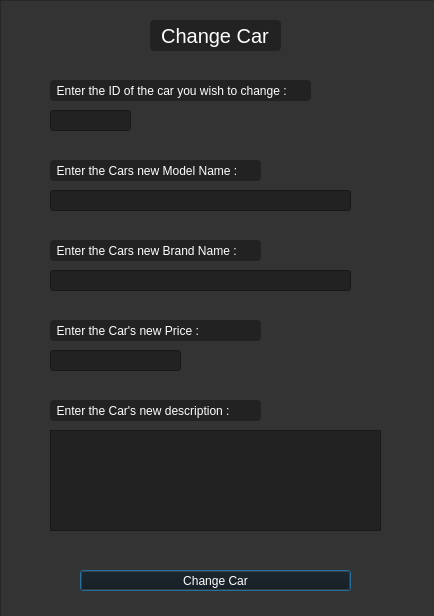
Qt form YES-Car-Rentals/editcarwindow.ui (Sickojo/Yes-Car-Rentals) before a commit.
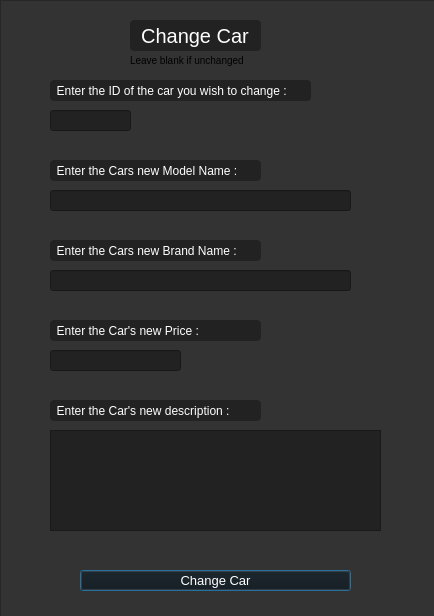
The same form after that commit. Icons and pictures are not drawn.

Patch:
```diff
--- a/YES-Car-Rentals/editcarwindow.ui
+++ b/YES-Car-Rentals/editcarwindow.ui
@@ -44,6 +44,8 @@
 {
 	color:white;
 	background-color:#111;
+	font-size:13px;
+
 }
 
 QPushButton#changeCarButt::hover
@@ -208,7 +210,7 @@
    <widget class="QLabel" name="changeCarlbl">
     <property name="geometry">
      <rect>
-      <x>150</x>
+      <x>130</x>
       <y>20</y>
       <width>131</width>
       <height>31</height>
@@ -218,6 +220,26 @@
      <string>  Change Car</string>
     </property>
    </widget>
+   <widget class="QLabel" name="label">
+    <property name="geometry">
+     <rect>
+      <x>130</x>
+      <y>40</y>
+      <width>121</width>
+      <height>41</height>
+     </rect>
+    </property>
+    <property name="styleSheet">
+     <string notr="true">	font-size:10px;
+</string>
+    </property>
+    <property name="text">
+     <string>Leave blank if unchanged</string>
+    </property>
+    <property name="scaledContents">
+     <bool>true</bool>
+    </property>
+   </widget>
   </widget>
   <zorder>frameEditCar</zorder>
   <zorder>enterIDlbl</zorder>
```
Left out of the diff: 11 changed lines with no effect on the pictures.
